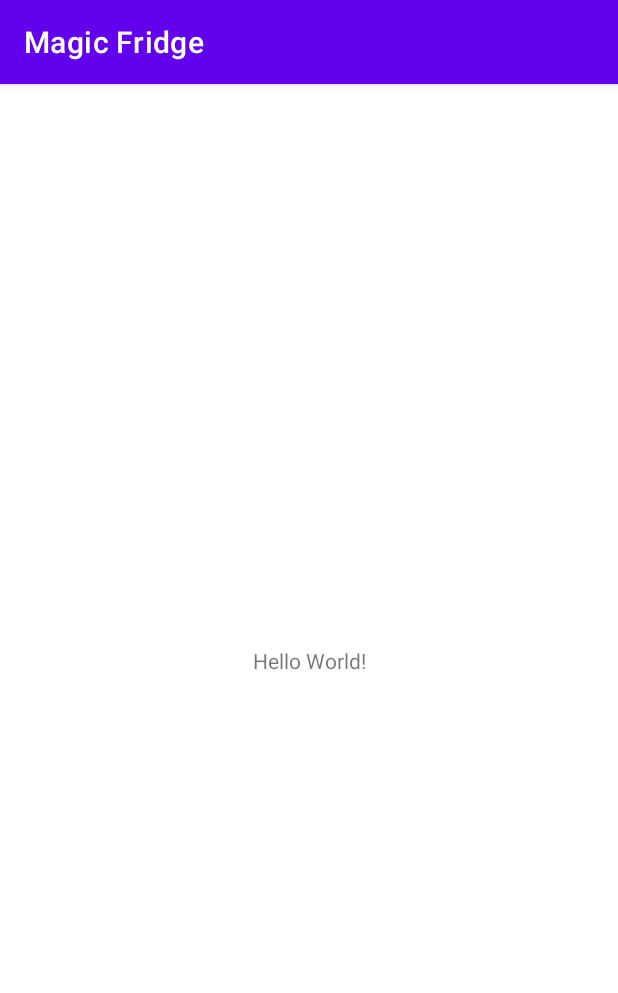
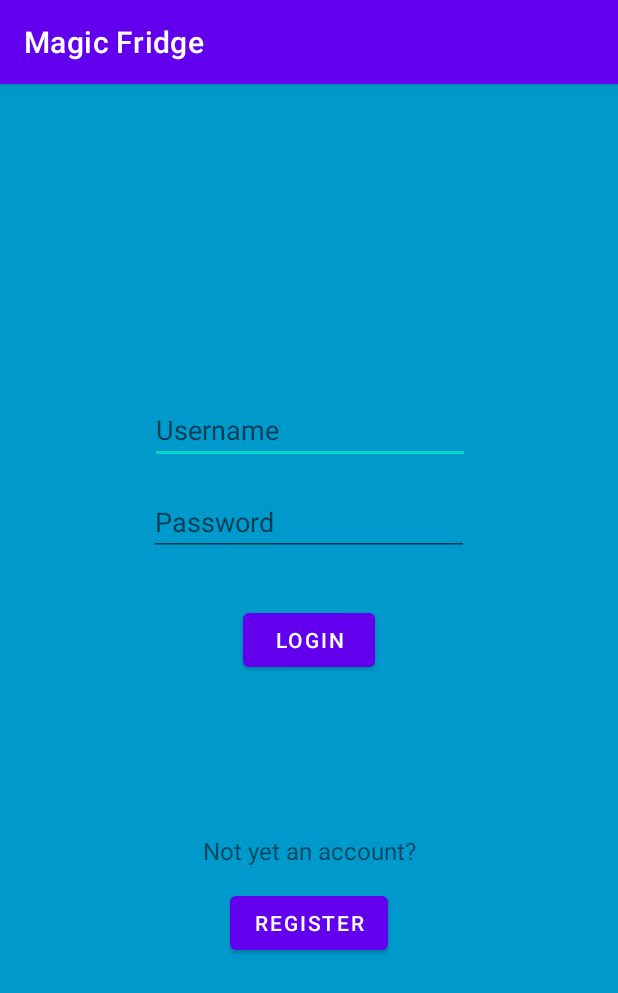
Before and after one commit to BotkovaZ/MagicFridge, an Android app: the screen it shows after launch (MainActivity), on a phone screen of 412 x 824 dp. Shown: the top 993 px of the screen. Run offline under Robolectric (Android 15) with nearby library versions, the phone set to English and light mode, and no system bars.

Commit message:
login screen

```diff
--- a/MagicFridge/app/src/main/res/layout/activity_main.xml
+++ b/MagicFridge/app/src/main/res/layout/activity_main.xml
@@ -4,15 +4,69 @@
     xmlns:tools="http://schemas.android.com/tools"
     android:layout_width="match_parent"
     android:layout_height="match_parent"
+    android:background="@android:color/holo_blue_dark"
     tools:context=".MainActivity">
 
-    <TextView
+    <EditText
+        android:id="@+id/etUsername"
         android:layout_width="wrap_content"
         android:layout_height="wrap_content"
-        android:text="Hello World!"
-        app:layout_constraintBottom_toBottomOf="parent"
+        android:layout_marginTop="208dp"
+        android:ems="10"
+        android:hint="Username"
+        android:inputType="textPersonName"
         app:layout_constraintEnd_toEndOf="parent"
+        app:layout_constraintHorizontal_bias="0.502"
         app:layout_constraintStart_toStartOf="parent"
         app:layout_constraintTop_toTopOf="parent" />
 
+    <EditText
+        android:id="@+id/etPassword"
+        android:layout_width="wrap_content"
+        android:layout_height="wrap_content"
+        android:layout_marginTop="16dp"
+        android:ems="10"
+        android:hint="Password"
+        android:inputType="textPassword"
+        app:layout_constraintEnd_toEndOf="parent"
+        app:layout_constraintHorizontal_bias="0.5"
+        app:layout_constraintStart_toStartOf="parent"
+        app:layout_constraintTop_toBottomOf="@+id/etUsername" />
+
+    <Button
+        android:id="@+id/btnLogin"
+        android:layout_width="wrap_content"
+        android:layout_height="wrap_content"
+        android:layout_marginTop="32dp"
+        android:text="Login"
+        app:layout_constraintEnd_toEndOf="parent"
+        app:layout_constraintHorizontal_bias="0.5"
+        app:layout_constraintStart_toStartOf="parent"
+        app:layout_constraintTop_toBottomOf="@+id/etPassword" />
+
+    <TextView
+        android:id="@+id/tvNotyetaccount"
+        android:layout_width="wrap_content"
+        android:layout_height="wrap_content"
+        android:layout_marginStart="8dp"
+        android:layout_marginTop="100dp"
+        android:layout_marginEnd="8dp"
+        android:padding="5dp"
+        android:text="Not yet an account?"
+        android:textSize="16sp"
+        app:layout_constraintEnd_toEndOf="parent"
+        app:layout_constraintStart_toStartOf="parent"
+        app:layout_constraintTop_toBottomOf="@+id/btnLogin" />
+
+    <Button
+        android:id="@+id/btnRegister"
+        android:layout_width="wrap_content"
+        android:layout_height="wrap_content"
+        android:layout_marginStart="8dp"
+        android:layout_marginTop="8dp"
+        android:layout_marginEnd="8dp"
+        android:text="Register"
+        app:layout_constraintEnd_toEndOf="parent"
+        app:layout_constraintStart_toStartOf="parent"
+        app:layout_constraintTop_toBottomOf="@+id/tvNotyetaccount" />
 </androidx.constraintlayout.widget.ConstraintLayout>
```
